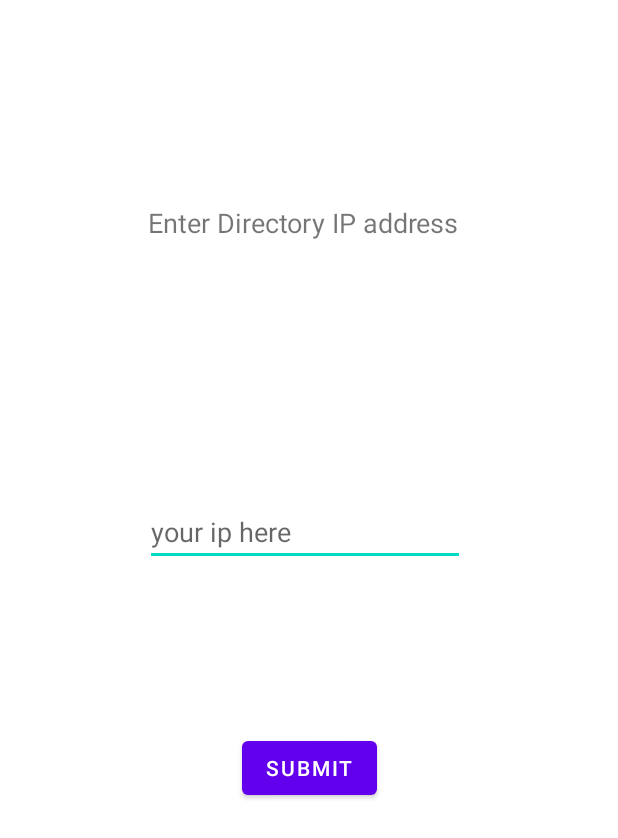
After one commit to AWebb-git/3D3-P2, an Android app: the layout activity_dir_entry.xml on its own in the app's theme, with its tools: preview values and no code run, on a phone screen of 412 x 824 dp. The commit adds this screen. Shown: the top 838 px of the screen. Run offline under Robolectric (Android 15) with nearby library versions, the phone set to English and light mode, and no system bars.

Commit message:
Directory ip entry page

```diff
--- a/app/src/main/AndroidManifest.xml
+++ b/app/src/main/AndroidManifest.xml
@@ -15,13 +15,15 @@
         android:supportsRtl="true"
         android:theme="@style/Theme.3d3project2">
 
-        <activity android:name=".MainActivity">
+        <activity android:name=".dirEntry">
             <intent-filter>
                 <action android:name="android.intent.action.MAIN" />
 
                 <category android:name="android.intent.category.LAUNCHER" />
             </intent-filter>
         </activity>
+        <activity android:name=".MainActivity">
+        </activity>
     </application>
 
 </manifest>
--- a/app/src/main/java/com/example/a3d3project2/MainActivity.java
+++ b/app/src/main/java/com/example/a3d3project2/MainActivity.java
@@ -57,7 +57,7 @@ public ArrayList<String> nodes;
         response = (TextView)findViewById(R.id.textView);
         info = (TextView)findViewById(R.id.textView3);
         list = (ListView)findViewById(R.id.listview);
-
+        dir_IP =  getIntent().getStringExtra("DirectoryIP");
         Source_IP = getLocalIpAddress();
         info.setText(Source_IP);
         dir_list = new ArrayList<>();
--- /dev/null
+++ b/app/src/main/res/layout/activity_dir_entry.xml
@@ -0,0 +1,48 @@
+<?xml version="1.0" encoding="utf-8"?>
+<androidx.constraintlayout.widget.ConstraintLayout xmlns:android="http://schemas.android.com/apk/res/android"
+    xmlns:app="http://schemas.android.com/apk/res-auto"
+    xmlns:tools="http://schemas.android.com/tools"
+    android:layout_width="match_parent"
+    android:layout_height="match_parent"
+    tools:context=".dirEntry">
+
+    <TextView
+        android:id="@+id/textView2"
+        android:layout_width="214dp"
+        android:layout_height="41dp"
+        android:text="Enter Directory IP address"
+        android:textSize="18sp"
+        app:layout_constraintBottom_toBottomOf="parent"
+        app:layout_constraintEnd_toEndOf="parent"
+        app:layout_constraintHorizontal_bias="0.498"
+        app:layout_constraintStart_toStartOf="parent"
+        app:layout_constraintTop_toTopOf="parent"
+        app:layout_constraintVertical_bias="0.174" />
+
+    <EditText
+        android:id="@+id/direntry"
+        android:layout_width="wrap_content"
+        android:layout_height="wrap_content"
+        android:layout_marginTop="144dp"
+        android:ems="10"
+        android:hint="your ip here"
+        android:inputType="textPersonName"
+        app:layout_constraintBottom_toBottomOf="parent"
+        app:layout_constraintEnd_toEndOf="parent"
+        app:layout_constraintHorizontal_bias="0.487"
+        app:layout_constraintStart_toStartOf="parent"
+        app:layout_constraintTop_toBottomOf="@+id/textView2"
+        app:layout_constraintVertical_bias="0.023" />
+
+    <Button
+        android:id="@+id/button4"
+        android:layout_width="wrap_content"
+        android:layout_height="wrap_content"
+        android:layout_marginTop="100dp"
+        android:text="submit"
+        app:layout_constraintBottom_toBottomOf="parent"
+        app:layout_constraintEnd_toEndOf="parent"
+        app:layout_constraintStart_toStartOf="parent"
+        app:layout_constraintTop_toBottomOf="@+id/direntry"
+        app:layout_constraintVertical_bias="0.035" />
+</androidx.constraintlayout.widget.ConstraintLayout>
```
Also changed, not shown: app/src/main/java/com/example/a3d3project2/dirEntry.java (added, +76 -0 lines).
